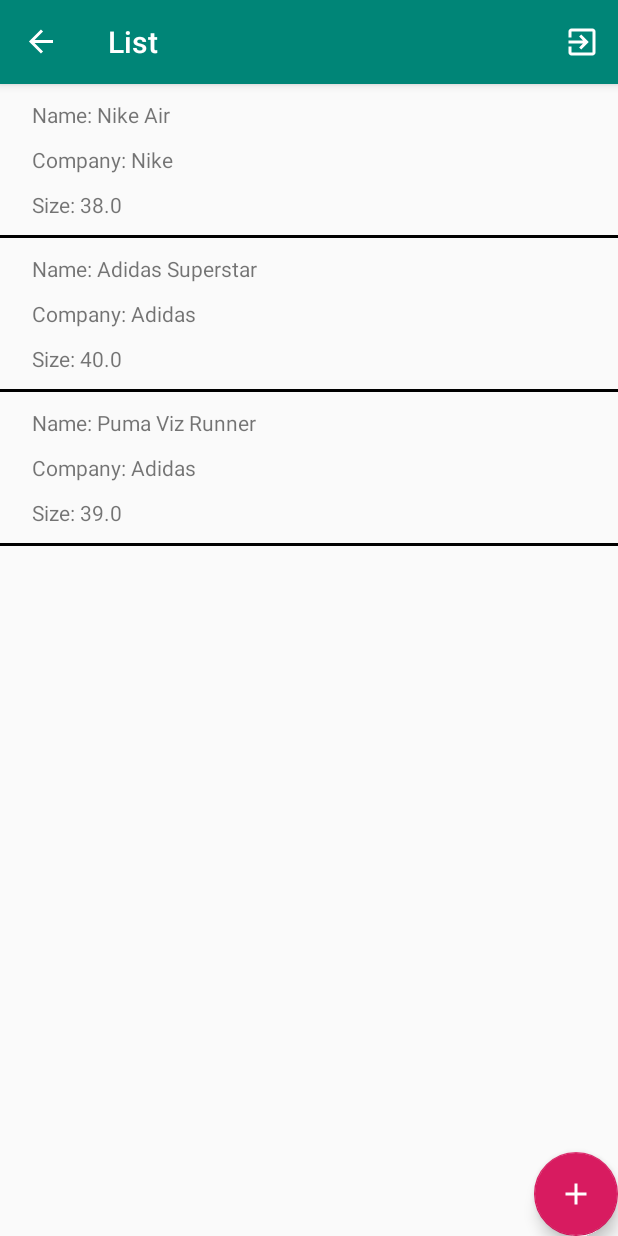
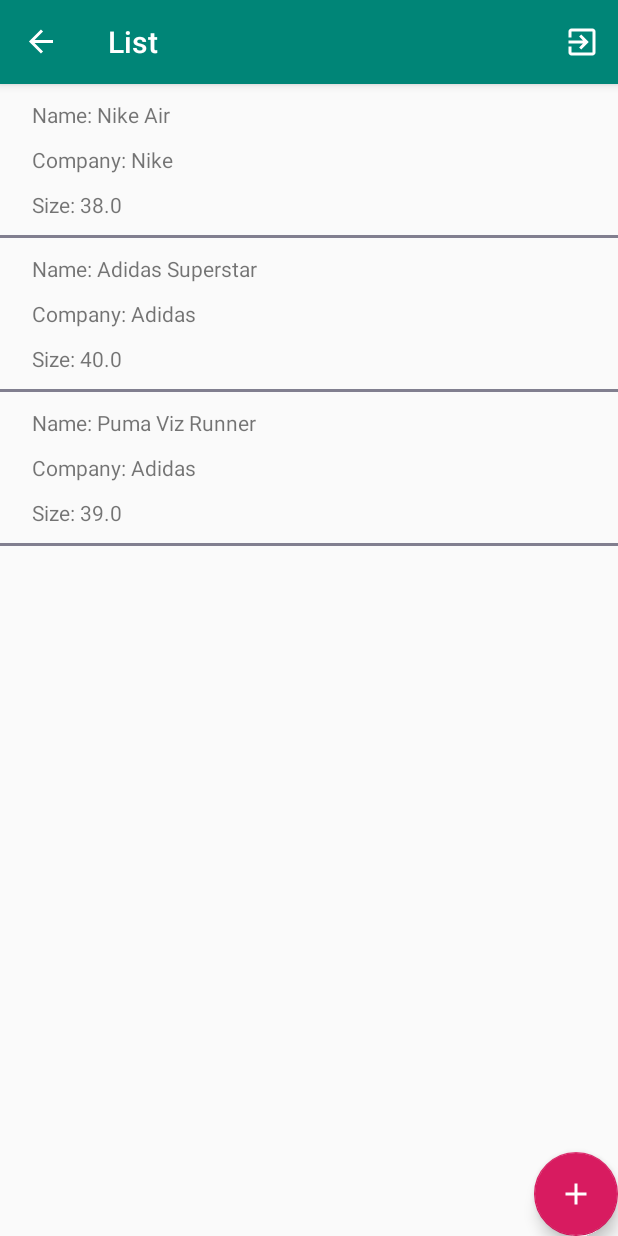
Before and after one commit to williammacedo/shoeStore, an Android app: the ShoeListFragment screen opened through its navigation route, on a phone screen of 412 x 824 dp. Run offline under Robolectric (Android 15) with nearby library versions, the phone set to English and light mode, and no system bars; our stand-ins replace Timber, data binding, navigation-ui; 1 statement that could not run was skipped.

Commit message:
Add color black to colors.xml

```diff
--- a/app/src/main/java/com/udacity/shoestore/screens/shoe/list/ShoeListFragment.kt
+++ b/app/src/main/java/com/udacity/shoestore/screens/shoe/list/ShoeListFragment.kt
@@ -54,7 +54,7 @@ class ShoeListFragment : Fragment() {
                 )
                 layoutParams.topMargin = 16
                 linha.layoutParams = layoutParams
-                linha.setBackgroundColor(Color.parseColor("#000000"))
+                linha.setBackgroundColor(R.color.black)
                 binding.linearLayout.addView(linha)
             }
 //            adapter.update(it)
--- a/app/src/main/res/values/colors.xml
+++ b/app/src/main/res/values/colors.xml
@@ -3,4 +3,5 @@
     <color name="colorPrimary">#008577</color>
     <color name="colorPrimaryDark">#00574B</color>
     <color name="colorAccent">#D81B60</color>
+    <color name="black">#000000</color>
 </resources>
```
